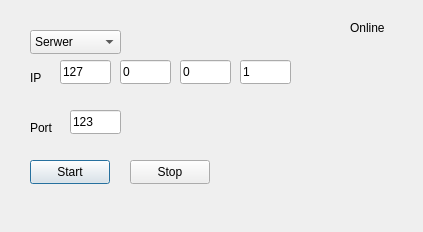
JakubMida/SieciProjekt, file oknosiec.ui: the form before one commit.
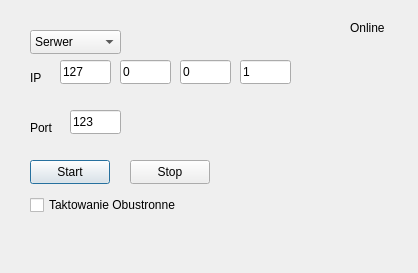
The form after the commit.

Commit message: checkbox added. infrastructure for two-way clocking creating. TODO: new methods for UAR, Network and connect

Diff of the .ui file:
```diff
--- a/oknosiec.ui
+++ b/oknosiec.ui
@@ -6,8 +6,8 @@
    <rect>
     <x>0</x>
     <y>0</y>
-    <width>423</width>
-    <height>232</height>
+    <width>418</width>
+    <height>273</height>
    </rect>
   </property>
   <property name="windowTitle">
@@ -182,7 +182,7 @@
    <property name="geometry">
     <rect>
      <x>30</x>
-     <y>190</y>
+     <y>230</y>
      <width>341</width>
      <height>16</height>
     </rect>
@@ -191,6 +191,25 @@
     <string/>
    </property>
   </widget>
+  <widget class="QWidget" name="verticalLayoutWidget">
+   <property name="geometry">
+    <rect>
+     <x>30</x>
+     <y>190</y>
+     <width>160</width>
+     <height>31</height>
+    </rect>
+   </property>
+   <layout class="QVBoxLayout" name="verticalLayout">
+    <item>
+     <widget class="QCheckBox" name="doubleClocking">
+      <property name="text">
+       <string>Taktowanie Obustronne</string>
+      </property>
+     </widget>
+    </item>
+   </layout>
+  </widget>
  </widget>
  <resources/>
  <connections/>
```
The commit also changes 3117 other files.
